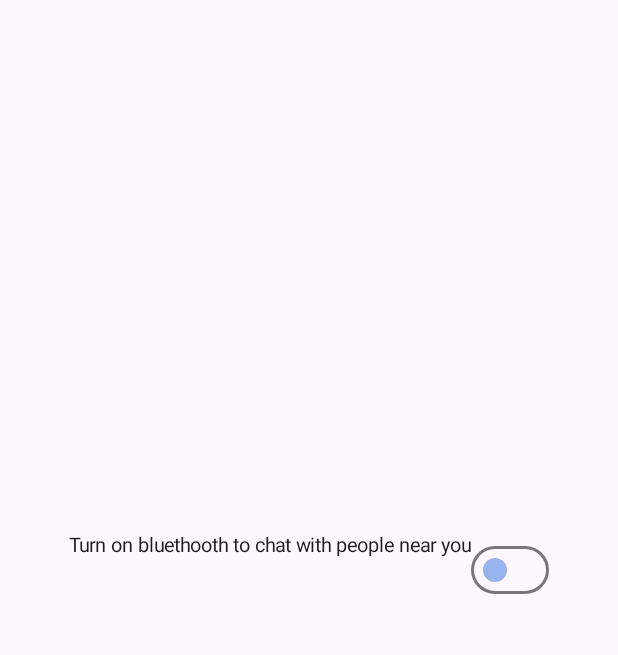
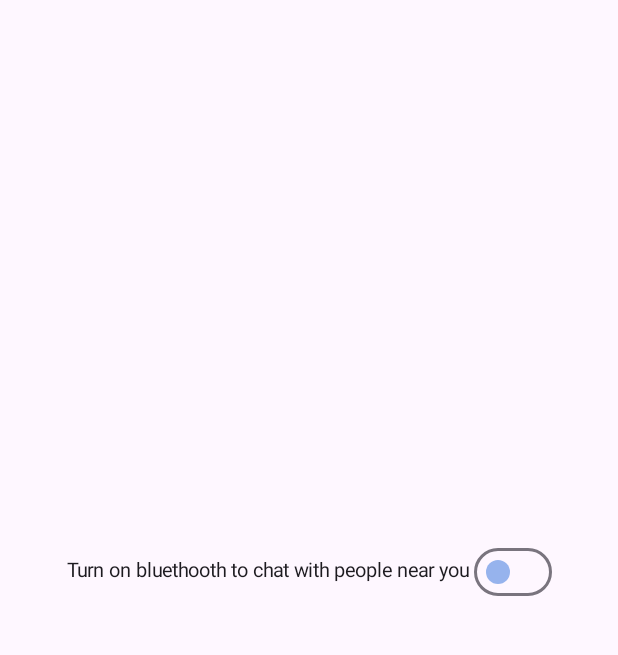
Before and after one commit to jaybhavsar555/BlueChat, an Android app built with Jetpack Compose: the screen it shows after launch (MainActivity), after a tap on "Start", on a phone screen of 412 x 824 dp, the part 96-751 px from its top. Run offline under Robolectric (Android 15) with nearby library versions, the phone set to English and light mode, and no system bars; our stand-ins replace Dagger/Hilt's generated code, Firebase (no records; nobody signed in at launch, a user with empty details on screens opened directly).

Commit message:
UI changes

```diff
--- a/app/src/main/java/com/example/bluechat/presentation/BluetoothOnOffScreenActivity.kt
+++ b/app/src/main/java/com/example/bluechat/presentation/BluetoothOnOffScreenActivity.kt
@@ -7,6 +7,7 @@ import androidx.compose.foundation.layout.Column
 import androidx.compose.foundation.layout.Row
 import androidx.compose.foundation.layout.fillMaxSize
 import androidx.compose.foundation.layout.fillMaxWidth
+import androidx.compose.foundation.layout.height
 import androidx.compose.foundation.layout.padding
 import androidx.compose.material3.ExperimentalMaterial3Api
 import androidx.compose.material3.Scaffold
@@ -107,12 +108,12 @@ fun OnOffScreenBody(onOnOffClick: (Boolean) -> Unit) {
         verticalArrangement = Arrangement.Center
     ) {
         Box(
-            modifier = Modifier.fillMaxWidth(),
+            modifier = Modifier.fillMaxWidth().height(15.dp),
             contentAlignment = Alignment.Center
         ) {
             Row {
                 Text(
-                    "Turn on bluethooth to chat with people near you",
+                    "Turn on bluethooth to chat with people near you ",
                     fontSize = 13.sp,
                 )
                 BluetoothSwitchButton(onOnOffClick)
--- a/app/src/main/java/com/example/bluechat/presentation/FirstScreenActivity.kt
+++ b/app/src/main/java/com/example/bluechat/presentation/FirstScreenActivity.kt
@@ -85,7 +85,7 @@ class FirstScreenActivity() : ComponentActivity() {
                             Text(
                                 text = "Let’s connect on the Bluechat",
                                 modifier = Modifier.weight(2f), // Occupies 3/4th of the available height
-                                fontSize = 35.sp, // Adjust font size as needed
+                                fontSize = 45.sp, // Adjust font size as needed
                                 fontWeight = FontWeight.Bold// Makes the text bold
 //                         fontFamily =  FontDmaily.
                             )
@@ -103,7 +103,7 @@ class FirstScreenActivity() : ComponentActivity() {
                                 Intent(this@FirstScreenActivity, MainActivity::class.java)
                             startActivity(navigate)
                         },
-                            modifier = Modifier.fillMaxWidth(0.5f),
+                            modifier = Modifier.fillMaxWidth(0.6f),
                             colors = ButtonDefaults.buttonColors(customBlue)
 
                         )
@@ -111,8 +111,14 @@ class FirstScreenActivity() : ComponentActivity() {
                             Text("Start")
 
                         }
+                        Text(
+                            text = "Design & Developed © Meghan Vaze",
+                            fontWeight = FontWeight.Light,
+                            modifier = Modifier.padding(2.dp)
+                            )
+                    }
 
-                    }
+
                 }
             }
 
--- a/app/src/main/java/com/example/bluechat/presentation/UserListScreen.kt
+++ b/app/src/main/java/com/example/bluechat/presentation/UserListScreen.kt
@@ -244,7 +244,7 @@ fun UserList(
                     }
                     //username
                     Text(
-                        text = profileData(user) ?: "User",
+                        text = profileData(user),
                         modifier = Modifier.padding(8.dp),
                         fontSize = 17.sp,
                         fontWeight = FontWeight.Medium
--- a/app/src/main/java/com/example/bluechat/utils/prefs/SharedPreferencesManager.kt
+++ b/app/src/main/java/com/example/bluechat/utils/prefs/SharedPreferencesManager.kt
@@ -7,7 +7,7 @@ import android.content.SharedPreferences
 class SharedPreferencesManager private constructor(context: Context) {
 
     private val prefs: SharedPreferences =
-        context.getSharedPreferences("BlueChat", Context.MODE_PRIVATE)
+        context.getSharedPreferences("BlueChat", MODE_PRIVATE)
 
     companion object {
         private var instance: SharedPreferencesManager? = null
```
Also changed, not shown: app/src/main/java/com/example/bluechat/presentation/component/ChatScreen.kt (+17 -17 lines).
